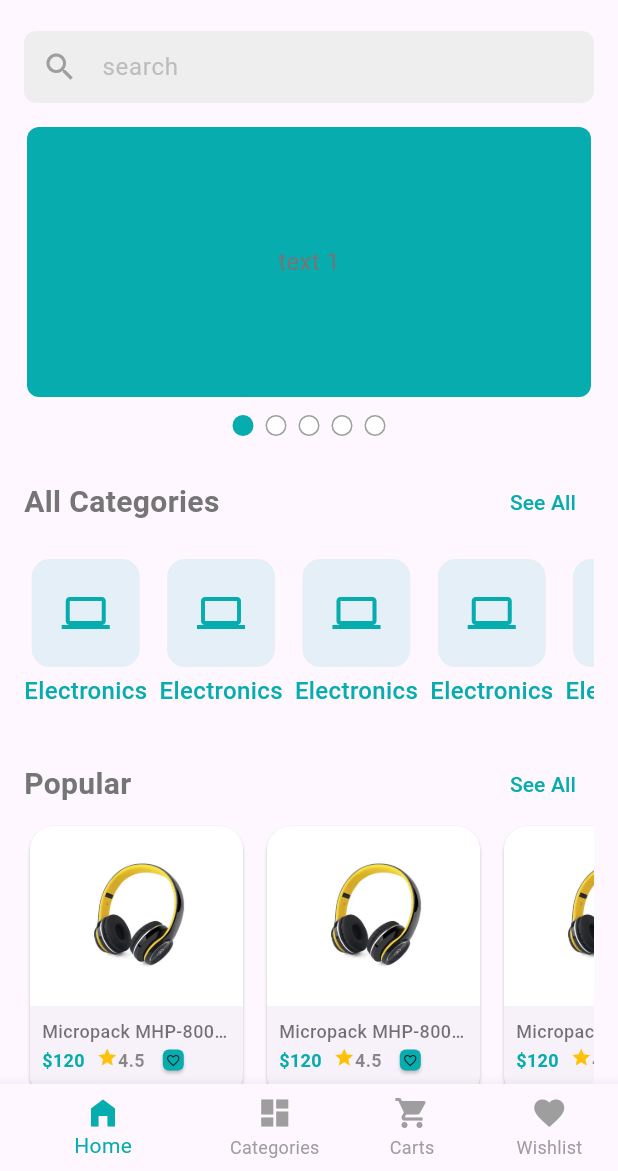
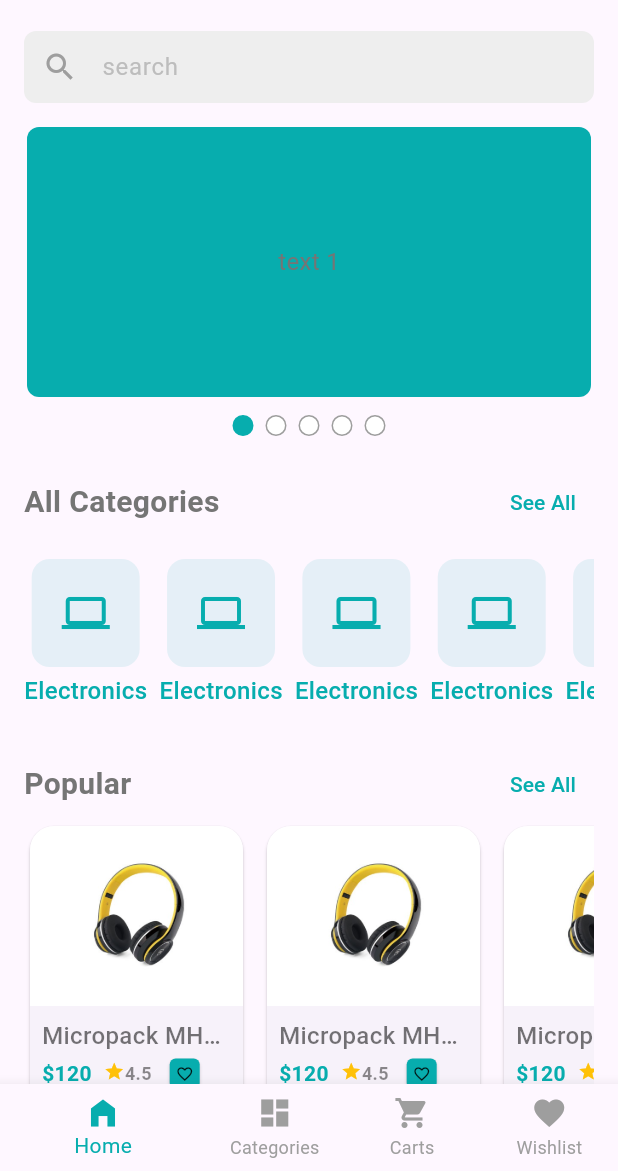
Before and after one commit to ahmedhossain29/crafty_bay, a Flutter app: the screen it shows after launch, on a phone screen of 412 x 824 dp, the part 65-1236 px from its top. Run offline on Flutter 3.47's test engine with Material 3 defaults, Android fonts, the phone set to English and light mode, and no system bars; drawn by our look-alikes of carousel_slider; our stand-ins replace get, pin_code_fields.

Commit message:
Crafty bay

```diff
--- a/lib/presentation/ui/screens/home_screen.dart
+++ b/lib/presentation/ui/screens/home_screen.dart
@@ -21,7 +21,7 @@ class _HomeScreenState extends State<HomeScreen> {
     return Scaffold(
       appBar: appBar,
       body: Padding(
-        padding: EdgeInsets.symmetric(horizontal: 16),
+        padding: const EdgeInsets.symmetric(horizontal: 16),
         child: SingleChildScrollView(
           child: Column(
             children: [
@@ -76,14 +76,14 @@ class _HomeScreenState extends State<HomeScreen> {
 
   SizedBox get ProductList {
     return SizedBox(
-      height: 190,
+      height: 200,
       child: ListView.separated(
         scrollDirection: Axis.horizontal,
         primary: false,
         shrinkWrap: true,
         itemCount: 10,
         itemBuilder: (context, index) {
-          return ProductCardItem();
+          return const ProductCardItem();
         },
         separatorBuilder: (_, __) {
           return const SizedBox(
--- a/lib/presentation/ui/screens/wishlist_screen.dart
+++ b/lib/presentation/ui/screens/wishlist_screen.dart
@@ -35,7 +35,7 @@ class _WishListScreenState extends State<WishListScreen> {
         body: GridView.builder(
             itemCount: 40,
             gridDelegate: const SliverGridDelegateWithFixedCrossAxisCount(
-                crossAxisCount: 3, mainAxisSpacing: 10, crossAxisSpacing: 4),
+                crossAxisCount: 2, mainAxisSpacing: 6, childAspectRatio: 0.80),
             itemBuilder: (context, index) {
               return const FittedBox(
                 child: ProductCardItem(),
--- a/lib/presentation/ui/widgets/home/banner_carousel.dart
+++ b/lib/presentation/ui/widgets/home/banner_carousel.dart
@@ -30,7 +30,7 @@ class _BannerCarouselState extends State<BannerCarousel> {
               builder: (BuildContext context) {
                 return Container(
                     width: MediaQuery.of(context).size.width,
-                    margin: EdgeInsets.symmetric(horizontal: 2.0),
+                    margin: const EdgeInsets.symmetric(horizontal: 2.0),
                     decoration: BoxDecoration(
                       color: AppColors.primaryColor,
                       borderRadius: BorderRadius.circular(8),
@@ -38,7 +38,7 @@ class _BannerCarouselState extends State<BannerCarousel> {
                     child: Center(
                       child: Text(
                         'text $i',
-                        style: TextStyle(fontSize: 16.0),
+                        style: const TextStyle(fontSize: 16.0),
                       ),
                     ));
               },
@@ -58,7 +58,7 @@ class _BannerCarouselState extends State<BannerCarousel> {
                     Container(
                       height: 14,
                       width: 14,
-                      margin: EdgeInsets.all(4),
+                      margin: const EdgeInsets.all(4),
                       decoration: BoxDecoration(
                         color: i == _CurrentIndex.value
                             ? AppColors.primaryColor
--- a/lib/presentation/ui/widgets/product_card_item.dart
+++ b/lib/presentation/ui/widgets/product_card_item.dart
@@ -9,7 +9,7 @@ class ProductCardItem extends StatelessWidget {
   @override
   Widget build(BuildContext context) {
     return SizedBox(
-      height: 190,
+      height: 200,
       width: 150,
       child: Card(
         shape: RoundedRectangleBorder(
@@ -39,7 +39,7 @@ class ProductCardItem extends StatelessWidget {
                     'Micropack MHP-800 3.5mm Headphone ',
                     maxLines: 1,
                     style: TextStyle(
-                      fontSize: 12,
+                      fontSize: 16,
                       fontWeight: FontWeight.w500,
                       color: Colors.black54,
                       overflow: TextOverflow.ellipsis,
@@ -50,7 +50,7 @@ class ProductCardItem extends StatelessWidget {
                       const Text(
                         '\$120',
                         style: TextStyle(
-                          fontSize: 12,
+                          fontSize: 14,
                           color: AppColors.primaryColor,
                           fontWeight: FontWeight.w600,
                         ),
@@ -84,10 +84,10 @@ class ProductCardItem extends StatelessWidget {
                           borderRadius: BorderRadius.circular(4),
                         ),
                         child: const Padding(
-                          padding: EdgeInsets.all(2.0),
+                          padding: EdgeInsets.all(4.0),
                           child: Icon(
                             Icons.favorite_outline,
-                            size: 10,
+                            size: 12,
                           ),
                         ),
                       ),
```
Also changed, not shown: lib/presentation/ui/screens/product_list_screen.dart (added, +19 -0 lines).
